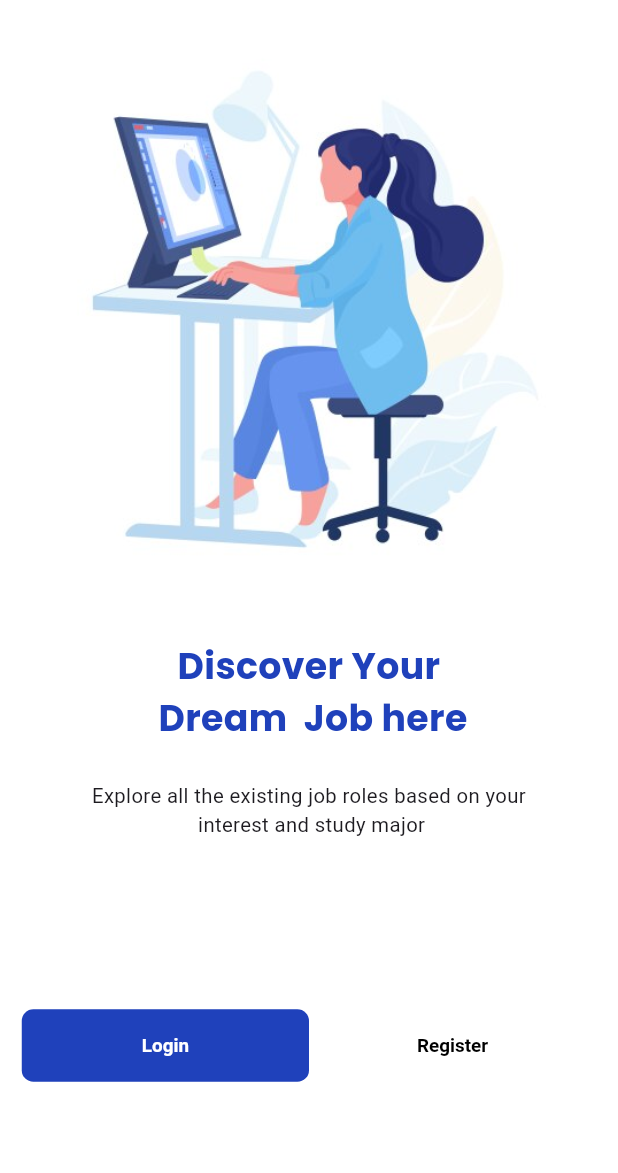
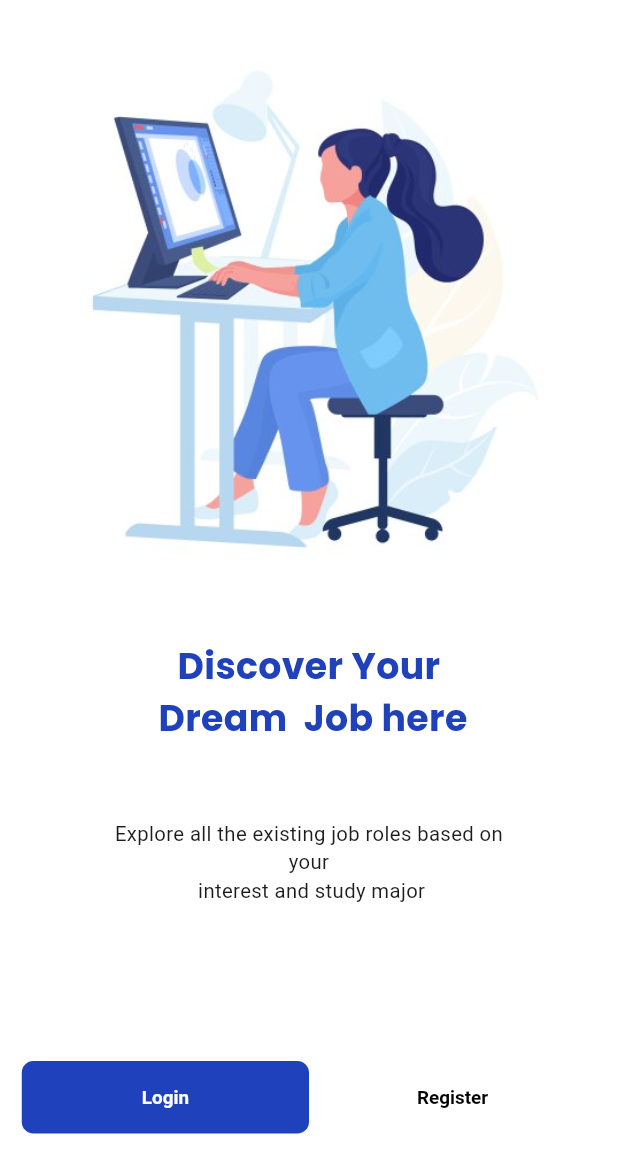
Before and after one commit to naziazahir/Job_Search_App-, a Flutter app: the screen it shows after launch, on a phone screen of 412 x 824 dp. Shown: the top 1173 px of the screen. Run offline on Flutter 3.47's test engine with Material 3 defaults, Android fonts, the phone set to English and light mode, and no system bars; our stand-ins replace flutter_screenutil, page_transition.

Commit message:
This is Flutter baesd project.

```diff
--- a/lib/view/user_welcome_screen.dart
+++ b/lib/view/user_welcome_screen.dart
@@ -35,7 +35,7 @@ class WelcomeScreen extends StatelessWidget {
               ),
             ),
             Padding(
-              padding: const EdgeInsets.all(25.0),
+              padding: const EdgeInsets.all(50.0),
               child: Center(
                 child: Text(
                   textAlign: TextAlign.center,
```
